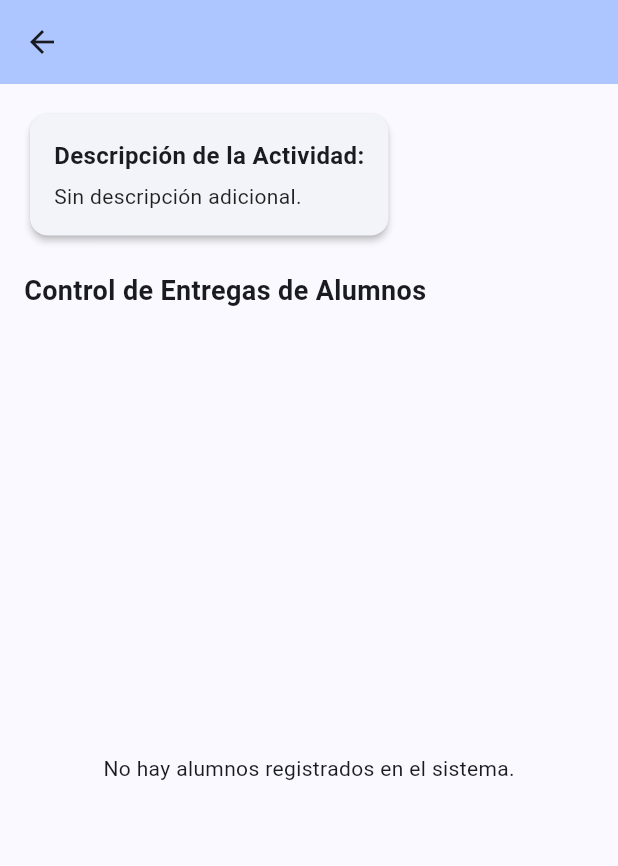
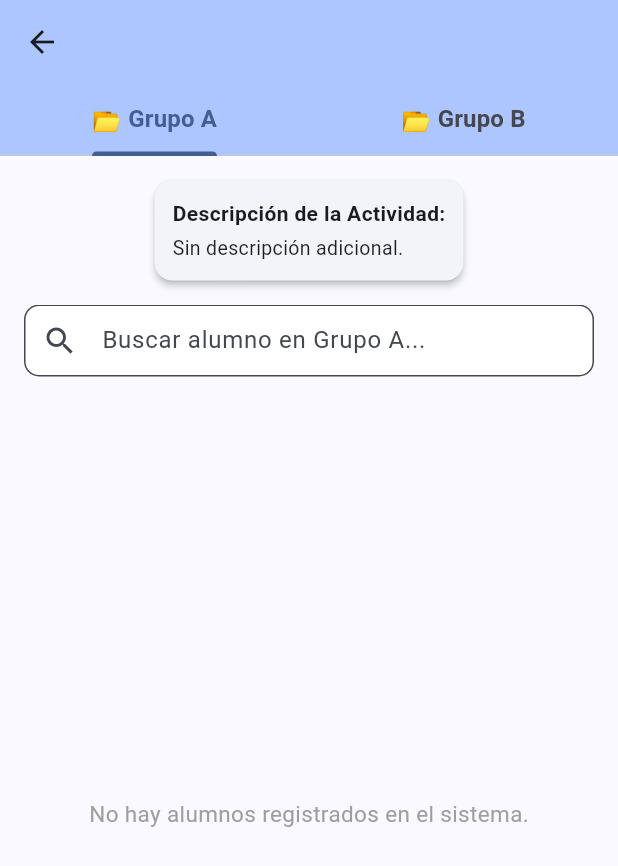
Before and after one commit to JoseMoss/ControlEscolarNuevo, a Flutter app: the DetalleActividadScreen screen opened directly with empty values, on a phone screen of 412 x 824 dp. Shown: the top 866 px of the screen. Run offline on Flutter 3.47's test engine with Material 3 defaults, Android fonts, the phone set to English and light mode, and no system bars; our stand-ins replace cloud_firestore, firebase_core; accounts and stored records are empty.

Commit message:
Actualizacion de control escolar: busqueda y grupos

```diff
--- a/lib/screens/detalle_actividad_screen.dart
+++ b/lib/screens/detalle_actividad_screen.dart
@@ -1,11 +1,8 @@
 import 'package:flutter/material.dart';
 import 'package:cloud_firestore/cloud_firestore.dart';
 
-/// Pantalla que muestra el detalle de la actividad y carga en tiempo real
-/// la lista de alumnos desde Firestore para llevar el control de entregas.
 class DetalleActividadScreen extends StatefulWidget {
-  final String
-  actividadId; // ID único del documento de la actividad en Firestore
+  final String actividadId;
   final String tituloActividad;
   final String descripcionActividad;
 
@@ -20,8 +17,30 @@ class DetalleActividadScreen extends StatefulWidget {
   State<DetalleActividadScreen> createState() => _DetalleActividadScreenState();
 }
 
-class _DetalleActividadScreenState extends State<DetalleActividadScreen> {
-  /// Función para actualizar en Firestore si el alumno entregó o no la actividad.
+class _DetalleActividadScreenState extends State<DetalleActividadScreen>
+    with SingleTickerProviderStateMixin {
+  late TabController _tabController;
+  final List<String> _grupos = ['A', 'B'];
+
+  final TextEditingController _searchControllerA = TextEditingController();
+  final TextEditingController _searchControllerB = TextEditingController();
+  String _filtroA = '';
+  String _filtroB = '';
+
+  @override
+  void initState() {
+    super.initState();
+    _tabController = TabController(length: _grupos.length, vsync: this);
+  }
+
+  @override
+  void dispose() {
+    _tabController.dispose();
+    _searchControllerA.dispose();
+    _searchControllerB.dispose();
+    super.dispose();
+  }
+
   Future<void> _toggleEntrega(String alumnoId, bool estadoActual) async {
     try {
       final entregaRef = FirebaseFirestore.instance
@@ -46,24 +65,30 @@ class _DetalleActividadScreenState extends State<DetalleActividadScreen> {
   @override
   Widget build(BuildContext context) {
     return Scaffold(
-      // Barra superior con el título de la actividad
       appBar: AppBar(
         title: Text(widget.tituloActividad),
         backgroundColor: Theme.of(context).colorScheme.inversePrimary,
+        bottom: TabBar(
+          controller: _tabController,
+          labelStyle:
+              const TextStyle(fontWeight: FontWeight.bold, fontSize: 16),
+          tabs: const [
+            Tab(text: '📂 Grupo A'),
+            Tab(text: '📂 Grupo B'),
+          ],
         ),
-      body: Padding(
-        padding: const EdgeInsets.all(16.0),
-        child: Column(
-          crossAxisAlignment: CrossAxisAlignment.start,
+      ),
+      body: Column(
         children: [
-            // Tarjeta informativa con la descripción de la tarea
-            Card(
+          Padding(
+            padding: const EdgeInsets.all(12.0),
+            child: Card(
               elevation: 2,
               shape: RoundedRectangleBorder(
                 borderRadius: BorderRadius.circular(12),
               ),
               child: Padding(
-                padding: const EdgeInsets.all(16.0),
+                padding: const EdgeInsets.all(12.0),
                 child: Column(
                   crossAxisAlignment: CrossAxisAlignment.start,
                   children: [
@@ -71,16 +96,16 @@ class _DetalleActividadScreenState extends State<DetalleActividadScreen> {
                       'Descripción de la Actividad:',
                       style: TextStyle(
                         fontWeight: FontWeight.bold,
-                        fontSize: 16,
+                        fontSize: 14,
                       ),
                     ),
-                    const SizedBox(height: 6),
+                    const SizedBox(height: 4),
                     Text(
                       widget.descripcionActividad.isEmpty
                           ? 'Sin descripción adicional.'
                           : widget.descripcionActividad,
                       style: const TextStyle(
-                        fontSize: 14,
+                        fontSize: 13,
                         color: Colors.black87,
                       ),
                     ),
@@ -88,40 +113,129 @@ class _DetalleActividadScreenState extends State<DetalleActividadScreen> {
                 ),
               ),
             ),
-            const SizedBox(height: 20),
+          ),
+          Expanded(
+            child: TabBarView(
+              controller: _tabController,
+              children: [
+                _buildVistaGrupo('A', _searchControllerA, _filtroA, (val) {
+                  setState(() => _filtroA = val);
+                }),
+                _buildVistaGrupo('B', _searchControllerB, _filtroB, (val) {
+                  setState(() => _filtroB = val);
+                }),
+              ],
+            ),
+          ),
+        ],
+      ),
+    );
+  }
 
-            const Text(
-              'Control de Entregas de Alumnos',
-              style: TextStyle(fontSize: 18, fontWeight: FontWeight.bold),
+  Widget _buildVistaGrupo(
+    String grupoFiltro,
+    TextEditingController controller,
+    String filtro,
+    Function(String) onFiltroChanged,
+  ) {
+    return Padding(
+      padding: const EdgeInsets.symmetric(horizontal: 16.0),
+      child: Column(
+        children: [
+          TextField(
+            controller: controller,
+            onChanged: onFiltroChanged,
+            decoration: InputDecoration(
+              hintText: 'Buscar alumno en Grupo $grupoFiltro...',
+              prefixIcon: const Icon(Icons.search),
+              suffixIcon: filtro.isNotEmpty
+                  ? IconButton(
+                      icon: const Icon(Icons.clear),
+                      onPressed: () {
+                        controller.clear();
+                        onFiltroChanged('');
+                      },
+                    )
+                  : null,
+              border: OutlineInputBorder(
+                borderRadius: BorderRadius.circular(10),
+              ),
+              contentPadding: const EdgeInsets.symmetric(horizontal: 16),
+              filled: true,
+              fillColor: Colors.white,
+            ),
           ),
           const SizedBox(height: 10),
-
-            // StreamBuilder principal para escuchar la lista de alumnos desde Firestore
           Expanded(
             child: StreamBuilder<QuerySnapshot>(
-                stream: FirebaseFirestore.instance
-                    .collection('alumnos')
-                    .snapshots(),
+              stream:
+                  FirebaseFirestore.instance.collection('alumnos').snapshots(),
               builder: (context, snapshotAlumnos) {
                 if (snapshotAlumnos.hasError) {
-                    return const Center(
-                      child: Text('Error al cargar los alumnos'),
-                    );
+                  return const Center(child: Text('Error al cargar alumnos'));
                 }
                 if (snapshotAlumnos.connectionState ==
                     ConnectionState.waiting) {
                   return const Center(child: CircularProgressIndicator());
                 }
 
-                  final alumnosDocs = snapshotAlumnos.data!.docs;
-
-                  if (alumnosDocs.isEmpty) {
+                final docs = snapshotAlumnos.data!.docs;
+                if (docs.isEmpty) {
                   return const Center(
-                      child: Text('No hay alumnos registrados en el sistema.'),
+                    child: Text(
+                      'No hay alumnos registrados en el sistema.',
+                      style: TextStyle(fontSize: 15, color: Colors.grey),
+                    ),
                   );
                 }
 
-                  // StreamBuilder secundario para consultar las entregas de esta actividad
+                final grupoTarget = grupoFiltro.toLowerCase();
+                final filtroLower = filtro.toLowerCase().trim();
+
+                final listaFiltrada = docs.where((doc) {
+                  final data = doc.data() as Map<String, dynamic>;
+
+                  // Validación flexible para detectar "Grupo A", "Grupo B" o "A"/"B"
+                  final grupoDoc = (data['grupo'] ?? data['Group'] ?? '')
+                      .toString()
+                      .toLowerCase();
+
+                  bool esDelGrupo = grupoDoc.contains(grupoTarget) ||
+                      grupoDoc.endsWith(grupoTarget);
+                  if (!esDelGrupo) return false;
+
+                  // Filtrar por nombre si hay texto en la barra de búsqueda
+                  final nombre =
+                      (data['nombre'] ?? '').toString().toLowerCase();
+                  final apellidoPaterno =
+                      (data['apellidoPaterno'] ?? '').toString().toLowerCase();
+                  final apellidoMaterno =
+                      (data['apellidoMaterno'] ?? '').toString().toLowerCase();
+                  final completo = '$nombre $apellidoPaterno $apellidoMaterno';
+
+                  return completo.contains(filtroLower);
+                }).toList();
+
+                // Ordenar alfabéticamente
+                listaFiltrada.sort((a, b) {
+                  final dataA = a.data() as Map<String, dynamic>;
+                  final dataB = b.data() as Map<String, dynamic>;
+                  final nombreA =
+                      (dataA['nombre'] ?? '').toString().toLowerCase();
+                  final nombreB =
+                      (dataB['nombre'] ?? '').toString().toLowerCase();
+                  return nombreA.compareTo(nombreB);
+                });
+
+                if (listaFiltrada.isEmpty) {
+                  return Center(
+                    child: Text(
+                      'No se encontraron alumnos en el Grupo $grupoFiltro.',
+                      style: const TextStyle(fontSize: 15, color: Colors.grey),
+                    ),
+                  );
+                }
+
                 return StreamBuilder<QuerySnapshot>(
                   stream: FirebaseFirestore.instance
                       .collection('actividades')
@@ -138,22 +252,28 @@ class _DetalleActividadScreenState extends State<DetalleActividadScreen> {
                     }
 
                     return ListView.builder(
-                        itemCount: alumnosDocs.length,
+                      itemCount: listaFiltrada.length,
                       itemBuilder: (context, index) {
-                          final alumnoDoc = alumnosDocs[index];
+                        final alumnoDoc = listaFiltrada[index];
                         final alumnoData =
                             alumnoDoc.data() as Map<String, dynamic>;
                         final alumnoId = alumnoDoc.id;
 
-                          final nombreAlumno =
-                              alumnoData['nombre'] ?? 'Sin Nombre';
+                        final nombre = alumnoData['nombre'] ?? '';
+                        final apellidoPaterno =
+                            alumnoData['apellidoPaterno'] ?? '';
+                        final apellidoMaterno =
+                            alumnoData['apellidoMaterno'] ?? '';
+                        final nombreCompleto =
+                            '$nombre $apellidoPaterno $apellidoMaterno'.trim();
+
                         final bool yaEntrega = mapEntregas[alumnoId] ?? false;
 
                         return Card(
                           margin: const EdgeInsets.symmetric(vertical: 4),
                           child: CheckboxListTile(
                             title: Text(
-                                nombreAlumno,
+                              '${index + 1}. ${nombreCompleto.isEmpty ? 'Sin Nombre' : nombreCompleto}',
                               style: TextStyle(
                                 fontWeight: FontWeight.w500,
                                 decoration: yaEntrega
@@ -165,9 +285,7 @@ class _DetalleActividadScreenState extends State<DetalleActividadScreen> {
                             subtitle: Text(
                               yaEntrega ? 'Entregado' : 'Pendiente',
                               style: TextStyle(
-                                  color: yaEntrega
-                                      ? Colors.green
-                                      : Colors.orange,
+                                color: yaEntrega ? Colors.green : Colors.orange,
                                 fontSize: 12,
                               ),
                             ),
@@ -177,9 +295,7 @@ class _DetalleActividadScreenState extends State<DetalleActividadScreen> {
                                   : Colors.orange.shade100,
                               child: Icon(
                                 yaEntrega ? Icons.check : Icons.access_time,
-                                  color: yaEntrega
-                                      ? Colors.green
-                                      : Colors.orange,
+                                color: yaEntrega ? Colors.green : Colors.orange,
                               ),
                             ),
                             value: yaEntrega,
@@ -197,7 +313,6 @@ class _DetalleActividadScreenState extends State<DetalleActividadScreen> {
           ),
         ],
       ),
-      ),
     );
   }
 }
```
Also changed, not shown: pubspec.yaml (+17 -32 lines), pubspec.lock, 1 other file. Lines whose indentation alone changed are shown as unchanged.
